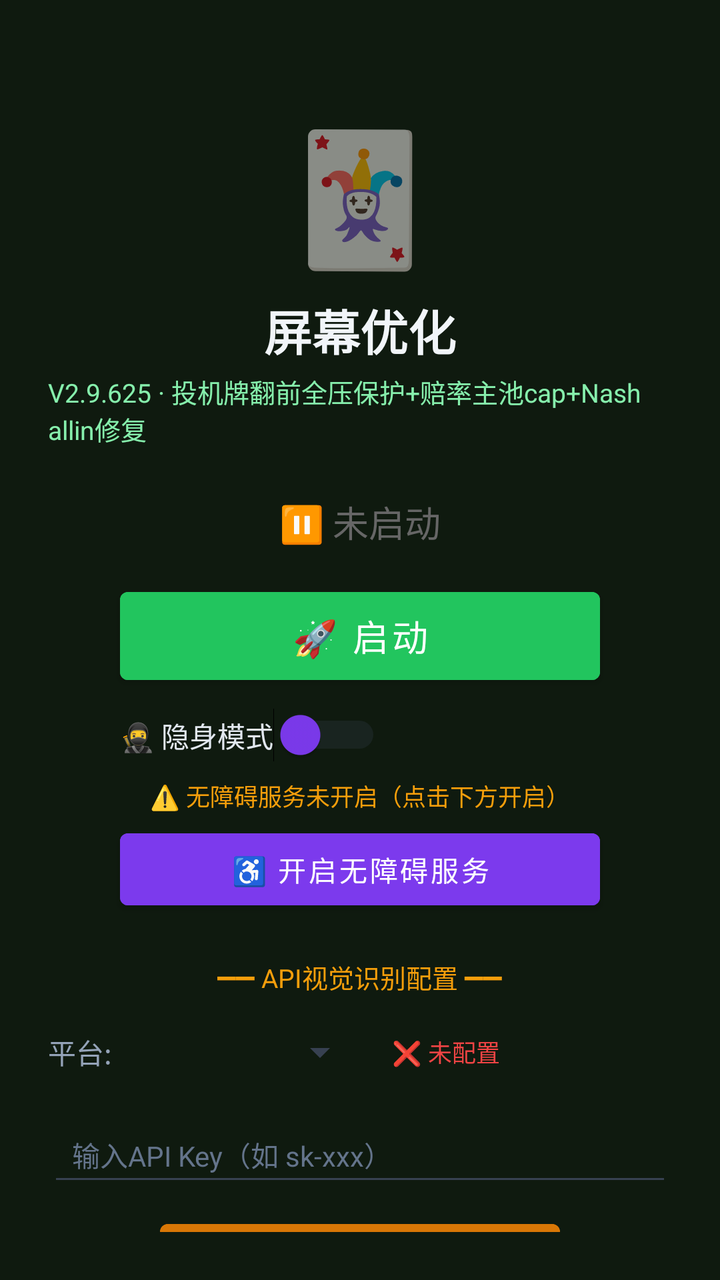
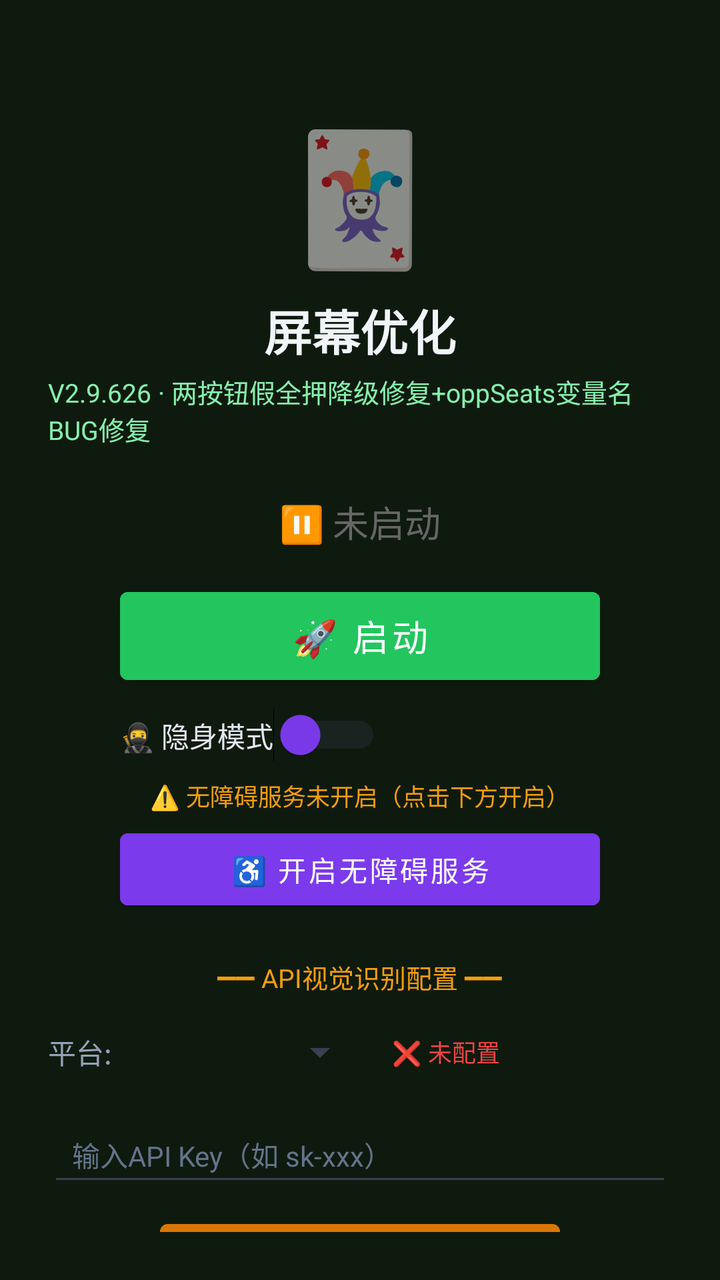

Before-and-after screenshots of an Android layout around one commit, followed by the original layout XML and the change that was made.
<!-- AndroidManifest.xml: activity theme Theme.MjScreenshot -->
<!-- res/layout/activity_main.xml -->
<?xml version="1.0" encoding="utf-8"?>
<LinearLayout xmlns:android="http://schemas.android.com/apk/res/android"
    android:layout_width="match_parent"
    android:layout_height="match_parent"
    android:orientation="vertical"
    android:background="#0f1a0f"
    android:padding="24dp"
    android:gravity="center_horizontal">

    <TextView
        android:layout_width="wrap_content"
        android:layout_height="wrap_content"
        android:text="🃏"
        android:textSize="64sp"
        android:layout_marginTop="30dp" />

    <TextView
        android:layout_width="wrap_content"
        android:layout_height="wrap_content"
        android:text="屏幕优化"
        android:textSize="24sp"
        android:textColor="#f1f5f9"
        android:textStyle="bold"
        android:layout_marginTop="8dp" />

    <TextView
        android:layout_width="wrap_content"
        android:layout_height="wrap_content"
        android:text="V2.9.625 · 投机牌翻前全压保护+赔率主池cap+Nash allin修复"
        android:textSize="13sp"
        android:textColor="#86efac"
        android:layout_marginTop="4dp" />

    <TextView
        android:id="@+id/tvStatus"
        android:layout_width="wrap_content"
        android:layout_height="wrap_content"
        android:text="⏸ 未启动"
        android:textSize="18sp"
        android:textColor="#666666"
        android:layout_marginTop="24dp" />

    <Button
        android:id="@+id/btnStart"
        android:layout_width="240dp"
        android:layout_height="56dp"
        android:text="🚀 启动"
        android:textSize="18sp"
        android:textColor="#ffffff"
        android:backgroundTint="#22c55e"
        android:layout_marginTop="16dp" />

    <Button
        android:id="@+id/btnHelper"
        android:layout_width="240dp"
        android:layout_height="56dp"
        android:text="🃏 打开智囊"
        android:textSize="16sp"
        android:textColor="#ffffff"
        android:backgroundTint="#16a34a"
        android:layout_marginTop="12dp"
        android:visibility="gone" />

    
    <LinearLayout
        android:layout_width="240dp"
        android:layout_height="wrap_content"
        android:orientation="horizontal"
        android:gravity="center_vertical"
        android:layout_marginTop="8dp">

        <Switch
            android:id="@+id/switchStealth"
            android:layout_width="wrap_content"
            android:layout_height="wrap_content"
            android:text="🥷 隐身模式"
            android:textColor="#e2e8f0"
            android:textSize="14sp"
            android:thumbTint="#7c3aed"
            android:trackTint="#374151" />
    </LinearLayout>

    <TextView
        android:id="@+id/tvAccessibilityStatus"
        android:layout_width="wrap_content"
        android:layout_height="wrap_content"
        android:text="⚠️ 无障碍服务未开启（点击下方开启）"
        android:textSize="12sp"
        android:textColor="#f59e0b"
        android:layout_marginTop="8dp"
        android:gravity="center" />

    <Button
        android:id="@+id/btnAccessibility"
        android:layout_width="240dp"
        android:layout_height="48dp"
        android:text="♿ 开启无障碍服务"
        android:textSize="14sp"
        android:textColor="#ffffff"
        android:backgroundTint="#7c3aed"
        android:layout_marginTop="4dp" />

    <TextView
        android:layout_width="wrap_content"
        android:layout_height="wrap_content"
        android:text="━━ API视觉识别配置 ━━"
        android:textSize="13sp"
        android:textColor="#f59e0b"
        android:layout_marginTop="20dp" />

    <LinearLayout
        android:layout_width="match_parent"
        android:layout_height="wrap_content"
        android:orientation="horizontal"
        android:layout_marginTop="8dp"
        android:gravity="center_vertical">

        <TextView
            android:layout_width="wrap_content"
            android:layout_height="wrap_content"
            android:text="平台:"
            android:textSize="14sp"
            android:textColor="#94a3b8" />

        <Spinner
            android:id="@+id/spinnerProvider"
            android:layout_width="120dp"
            android:layout_height="40dp"
            android:layout_marginStart="8dp"
            android:backgroundTint="#374151" />

        <TextView
            android:id="@+id/tvApiStatus"
            android:layout_width="wrap_content"
            android:layout_height="wrap_content"
            android:text="❌ 未配置"
            android:textSize="12sp"
            android:textColor="#ef4444"
            android:layout_marginStart="12dp" />
    </LinearLayout>

    <EditText
        android:id="@+id/etApiKey"
        android:layout_width="match_parent"
        android:layout_height="44dp"
        android:hint="输入API Key（如 sk-xxx）"
        android:textSize="14sp"
        android:textColor="#e2e8f0"
        android:textColorHint="#64748b"
        android:backgroundTint="#374151"
        android:inputType="textPassword"
        android:layout_marginTop="8dp"
        android:paddingStart="12dp"
        android:paddingEnd="12dp" />

    <Button
        android:id="@+id/btnSaveApi"
        android:layout_width="200dp"
        android:layout_height="44dp"
        android:text="💾 保存API配置"
        android:textSize="14sp"
        android:textColor="#ffffff"
        android:backgroundTint="#d97706"
        android:layout_marginTop="8dp" />

    <TextView
        android:id="@+id/tvHint"
        android:layout_width="wrap_content"
        android:layout_height="wrap_content"
        android:text="先点上方按钮启动截屏"
        android:textSize="13sp"
        android:textColor="#666666"
        android:layout_marginTop="12dp"
        android:gravity="center" />

    <TextView
        android:layout_width="wrap_content"
        android:layout_height="wrap_content"
        android:text="使用步骤：\n1. 配置API Key（支持OpenAI/通义千问VL/硅基流动）\n2. 点「开启无障碍服务」→ 开启\n3. 开启「🥷隐身模式」(反检测)\n4. 点「启动」→ 允许悬浮窗\n5. 打牌时点屏幕上的🎯悬浮球即可截屏识别\n★ 拖动悬浮球可移到不挡牌的位置 ★\n★ 长按悬浮球可展开/收起详细面板 ★\n★ 悬浮球边框颜色=建议：绿=加注 橙=跟注 红=弃牌 ★"
        android:textSize="12sp"
        android:textColor="#64748b"
        android:layout_marginTop="12dp"
        android:lineSpacingExtra="3dp" />

</LinearLayout>
<!-- resources referenced by this layout -->
<resources>
  <style name="Theme.MjScreenshot" parent="Theme.MaterialComponents.DayNight.DarkActionBar">
          <item name="colorPrimary">#1e40af</item>
          <item name="colorPrimaryVariant">#1e3a8a</item>
          <item name="colorOnPrimary">#ffffff</item>
          <item name="android:statusBarColor">#0f172a</item>
      </style>
</resources>

<!-- the commit's change to res/layout/activity_main.xml (unified diff, before → after) -->
@@ -26,7 +26,7 @@
     <TextView
         android:layout_width="wrap_content"
         android:layout_height="wrap_content"
-        android:text="V2.9.625 · 投机牌翻前全压保护+赔率主池cap+Nash allin修复"
+        android:text="V2.9.626 · 两按钮假全押降级修复+oppSeats变量名BUG修复"
         android:textSize="13sp"
         android:textColor="#86efac"
         android:layout_marginTop="4dp" />
